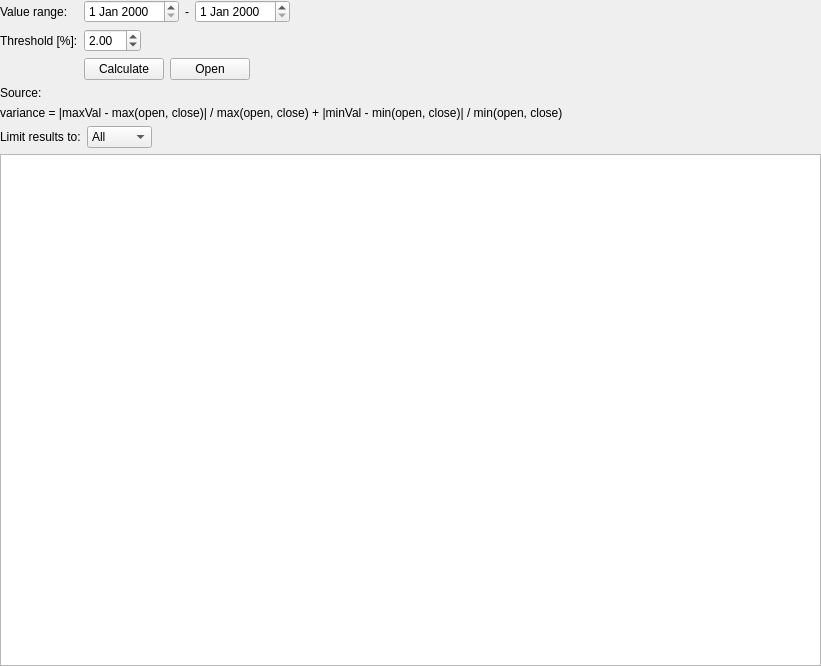
Old version of the form src/stockmonitor/ui/widget/tool/activitywidget.ui in the repository anetczuk/stock-monitor.
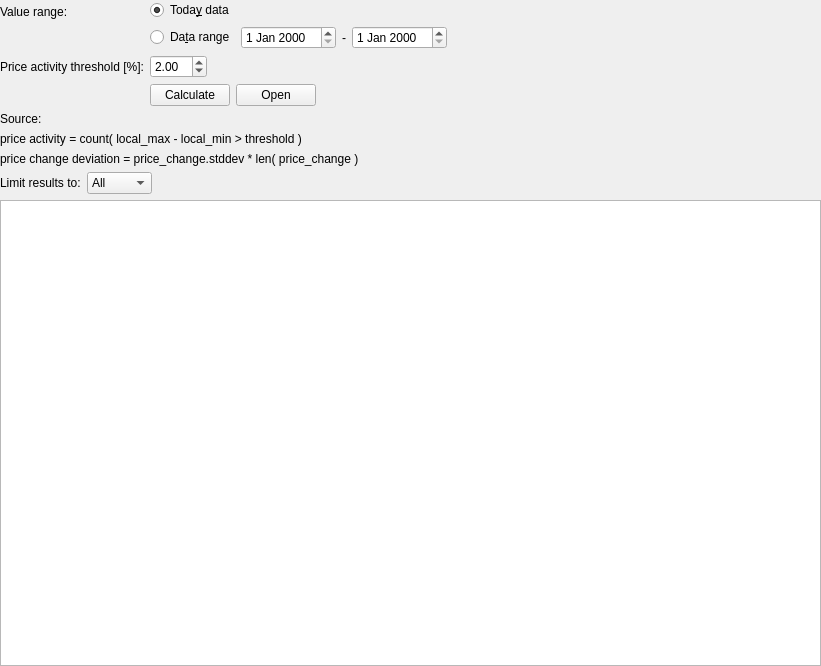
New version of the form. Custom widgets are drawn as their Qt base class.

Commit message: Implement Activity widget

```diff
--- a/src/stockmonitor/ui/widget/tool/activitywidget.ui
+++ b/src/stockmonitor/ui/widget/tool/activitywidget.ui
@@ -13,7 +13,7 @@
   <property name="windowTitle">
    <string>Variance</string>
   </property>
-  <layout class="QVBoxLayout" name="verticalLayout" stretch="0,0,0,0">
+  <layout class="QVBoxLayout" name="verticalLayout" stretch="0,0,0,0,0">
    <property name="leftMargin">
     <number>0</number>
    </property>
@@ -28,54 +28,14 @@
    </property>
    <item>
     <layout class="QFormLayout" name="formLayout">
-     <item row="0" column="0">
-      <widget class="QLabel" name="label">
-       <property name="text">
-        <string>Value range:</string>
-       </property>
-      </widget>
-     </item>
-     <item row="0" column="1">
-      <layout class="QHBoxLayout" name="horizontalLayout">
-       <item>
-        <widget class="QDateEdit" name="fromDE"/>
-       </item>
-       <item>
-        <widget class="QLabel" name="label_2">
-         <property name="text">
-          <string>-</string>
-         </property>
-         <property name="alignment">
-          <set>Qt::AlignCenter</set>
-         </property>
-        </widget>
-       </item>
-       <item>
-        <widget class="QDateEdit" name="toDE"/>
-       </item>
-       <item>
-        <spacer name="horizontalSpacer_2">
-         <property name="orientation">
-          <enum>Qt::Horizontal</enum>
-         </property>
-         <property name="sizeHint" stdset="0">
-          <size>
-           <width>40</width>
-           <height>20</height>
-          </size>
-         </property>
-        </spacer>
-       </item>
-      </layout>
-     </item>
-     <item row="1" column="0">
+     <item row="2" column="0">
       <widget class="QLabel" name="label_4">
        <property name="text">
-        <string>Threshold [%]:</string>
+        <string>Price activity threshold [%]:</string>
        </property>
       </widget>
      </item>
-     <item row="2" column="1">
+     <item row="3" column="1">
       <layout class="QHBoxLayout" name="horizontalLayout_3">
        <item>
         <widget class="QPushButton" name="calculatePB">
@@ -106,21 +66,21 @@
        </item>
       </layout>
      </item>
-     <item row="3" column="0">
+     <item row="4" column="0">
       <widget class="QLabel" name="label_5">
        <property name="text">
         <string>Source:</string>
        </property>
       </widget>
      </item>
-     <item row="3" column="1">
+     <item row="4" column="1">
       <widget class="QLabel" name="sourceLabel">
        <property name="text">
         <string/>
        </property>
       </widget>
      </item>
-     <item row="1" column="1">
+     <item row="2" column="1">
       <layout class="QHBoxLayout" name="horizontalLayout_2">
        <item>
         <widget class="QDoubleSpinBox" name="threshSB">
@@ -147,12 +107,97 @@
        </item>
       </layout>
      </item>
+     <item row="1" column="0">
+      <widget class="QLabel" name="label">
+       <property name="text">
+        <string>Value range:</string>
+       </property>
+      </widget>
+     </item>
+     <item row="1" column="1">
+      <layout class="QVBoxLayout" name="verticalLayout_2">
+       <item>
+        <layout class="QHBoxLayout" name="horizontalLayout_5">
+         <item>
+          <widget class="QRadioButton" name="todayDataRB">
+           <property name="text">
+            <string>Toda&amp;y data</string>
+           </property>
+           <property name="checked">
+            <bool>true</bool>
+           </property>
+          </widget>
+         </item>
+         <item>
+          <spacer name="horizontalSpacer_5">
+           <property name="orientation">
+            <enum>Qt::Horizontal</enum>
+           </property>
+           <property name="sizeHint" stdset="0">
+            <size>
+             <width>40</width>
+             <height>20</height>
+            </size>
+           </property>
+          </spacer>
+         </item>
+        </layout>
+       </item>
+       <item>
+        <layout class="QHBoxLayout" name="horizontalLayout_6">
+         <item>
+          <widget class="QRadioButton" name="rangeDataRB">
+           <property name="text">
+            <string>Da&amp;ta range</string>
+           </property>
+          </widget>
+         </item>
+         <item>
+          <widget class="QDateEdit" name="fromDE"/>
+         </item>
+         <item>
+          <widget class="QLabel" name="label_6">
+           <property name="text">
+            <string>-</string>
+           </property>
+           <property name="alignment">
+            <set>Qt::AlignCenter</set>
+           </property>
+          </widget>
+         </item>
+         <item>
+          <widget class="QDateEdit" name="toDE"/>
+         </item>
+         <item>
+          <spacer name="horizontalSpacer_6">
+           <property name="orientation">
+            <enum>Qt::Horizontal</enum>
+           </property>
+           <property name="sizeHint" stdset="0">
+            <size>
+             <width>40</width>
+             <height>20</height>
+            </size>
+           </property>
+          </spacer>
+         </item>
+        </layout>
+       </item>
+      </layout>
+     </item>
     </layout>
    </item>
    <item>
     <widget class="QLabel" name="label_3">
      <property name="text">
-      <string>variance = |maxVal - max(open, close)| / max(open, close) + |minVal - min(open, close)| / min(open, close)</string>
+      <string>price activity = count( local_max - local_min &gt; threshold )</string>
+     </property>
+    </widget>
+   </item>
+   <item>
+    <widget class="QLabel" name="label_2">
+     <property name="text">
+      <string>price change deviation = price_change.stddev * len( price_change )</string>
      </property>
     </widget>
    </item>
```
The commit also changes 11 other files.
